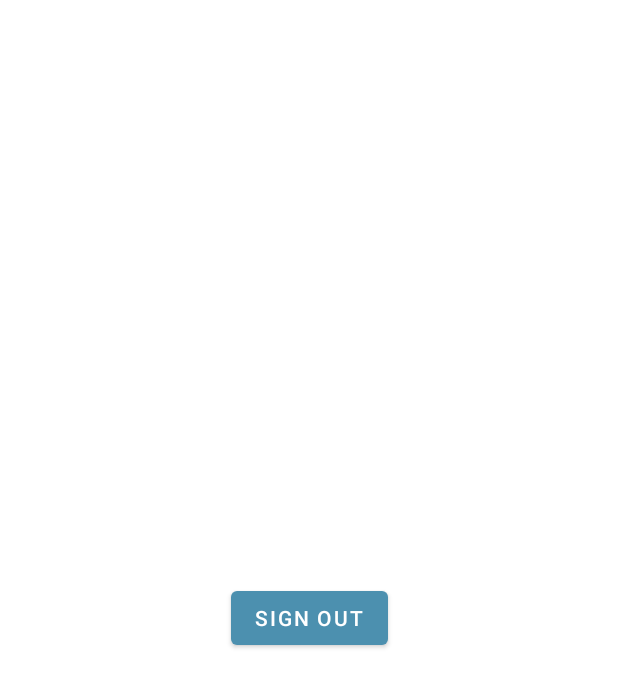
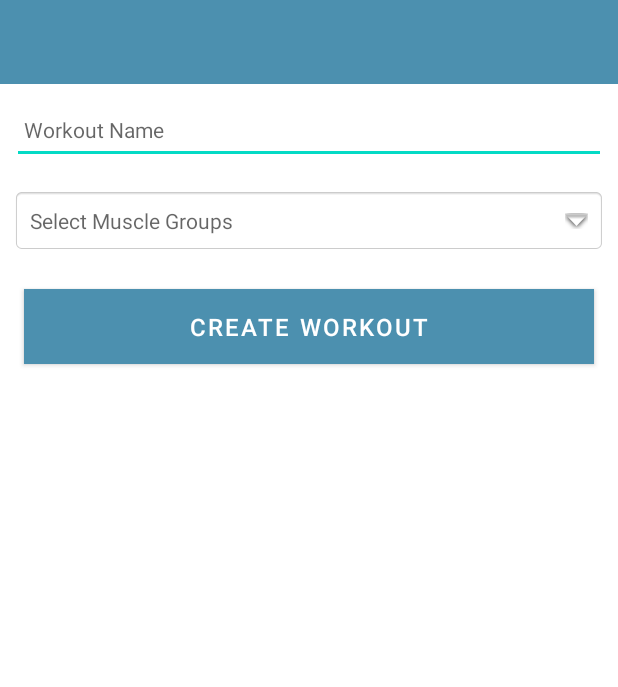
Before and after one commit to kryanbeane/strongr, an Android app: the screen it shows after launch once a user with an empty profile is signed in (WorkoutActivity), on a phone screen of 412 x 824 dp. Shown: the top 687 px of the screen. Run offline under Robolectric (Android 15) with nearby library versions, the light colour scheme and no system bars; our stand-ins replace Firebase (no records; nobody signed in at launch, a user with empty details on screens opened directly); 1 statement that could not run was skipped.

Commit message:
feat: added workout creation

```diff
--- a/app/build.gradle
+++ b/app/build.gradle
@@ -59,7 +59,6 @@ dependencies {
     // Masked edit text - might remove later currently unused
     implementation 'io.github.vicmikhailau:MaskedEditText:4.0.7'
     implementation 'com.google.android.material:material:1.7.0'
-    implementation 'com.github.ajalt:timberkt:1.5.1'
     implementation 'androidx.core:core-ktx:1.9.0'
     implementation 'androidx.appcompat:appcompat:1.5.1'
     implementation 'com.google.android.material:material:1.7.0'
--- a/app/src/main/AndroidManifest.xml
+++ b/app/src/main/AndroidManifest.xml
@@ -11,7 +11,9 @@
         android:supportsRtl="true"
         android:theme="@style/Theme.Strongr"
         tools:targetApi="31">
-
+        <activity
+            android:name=".WorkoutListActivity"
+            android:exported="false" />
         <activity
             android:name=".activities.LoginActivity"
             android:exported="true">
@@ -25,4 +27,5 @@
             android:name=".activities.WorkoutActivity"
             android:exported="false" />
     </application>
+
 </manifest>
--- a/app/src/main/java/com/strongr/activities/WorkoutActivity.kt
+++ b/app/src/main/java/com/strongr/activities/WorkoutActivity.kt
@@ -1,29 +1,47 @@
 package com.strongr.activities
 
-import android.content.Intent
-import androidx.appcompat.app.AppCompatActivity
+import android.content.DialogInterface
 import android.os.Bundle
 import android.util.Log
+import android.widget.TextView
+import android.widget.Toast
+import androidx.appcompat.app.AlertDialog
+import androidx.appcompat.app.AppCompatActivity
+import com.google.android.material.snackbar.Snackbar
 import com.google.firebase.auth.FirebaseAuth
-import com.google.firebase.auth.ktx.auth
-import com.google.firebase.ktx.Firebase
 import com.strongr.R
+import com.strongr.controllers.FirebaseController
 import com.strongr.databinding.ActivityWorkoutBinding
+import java.util.*
+import kotlin.collections.ArrayList
+
 
 class WorkoutActivity : AppCompatActivity() {
     private lateinit var binding: ActivityWorkoutBinding
+    private lateinit var dbController: FirebaseController
+    private val tag = "WORKOUT ACTIVITY"
     override fun onCreate(savedInstanceState: Bundle?) {
         super.onCreate(savedInstanceState)
-        setContentView(R.layout.activity_workout)
+        binding = ActivityWorkoutBinding.inflate(layoutInflater)
+        setContentView(binding.root)
+        dbController = FirebaseController()
 
-        binding = ActivityWorkoutBinding.inflate(layoutInflater)
-        binding.logOut.setOnClickListener {
-            Firebase.auth.signOut()
 
-            val intent = Intent(this, LoginActivity::class.java)
-            startActivity(intent)
-            Log.d("Workout Activity", "User logged out")
+        binding.createWorkout.setOnClickListener {
+            Snackbar.make(binding.root, "Workout created ${FirebaseAuth.getInstance().currentUser.toString()}", Snackbar.LENGTH_LONG).show()
+            dbController.addWorkout(binding.workoutName.text.toString())
+            Log.d(tag, "Workout added")
         }
+
+
+
+//        binding.logOut.setOnClickListener {
+//            Firebase.auth.signOut()
+//
+//            val intent = Intent(this, LoginActivity::class.java)
+//            startActivity(intent)
+//            Timber.tag("Workout Activity").d("User logged out")
+//        }
 
     }
 }
--- a/app/src/main/java/com/strongr/models/WorkoutModel.kt
+++ b/app/src/main/java/com/strongr/models/WorkoutModel.kt
@@ -5,6 +5,6 @@ import kotlin.collections.ArrayList
 
 data class WorkoutModel(
     var name: String,
-    var targetMuscleGroups: ArrayList<String>,
-    var exercises: ArrayList<ExerciseModel>
+    var targetMuscleGroups: ArrayList<String> = arrayListOf(),
+    var exercises: ArrayList<ExerciseModel> = arrayListOf()
 )
--- a/app/src/main/res/layout/activity_workout.xml
+++ b/app/src/main/res/layout/activity_workout.xml
@@ -7,16 +7,77 @@
     android:layout_height="match_parent"
     tools:context="com.strongr.activities.WorkoutActivity">
 
-    <Button
-        android:id="@+id/logOut"
-        android:layout_width="wrap_content"
+    <RelativeLayout
+        android:layout_width="match_parent"
         android:layout_height="wrap_content"
         app:layout_constraintBottom_toBottomOf="parent"
-        app:layout_constraintEnd_toEndOf="parent"
-        app:layout_constraintStart_toStartOf="parent"
-        app:layout_constraintTop_toTopOf="parent"
-        android:text="Sign Out"/>
+        app:layout_constraintTop_toTopOf="parent">
 
+        <com.google.android.material.appbar.AppBarLayout
+            android:id="@+id/appBarLayout"
+            android:layout_width="match_parent"
+            android:layout_height="wrap_content"
+            android:background="@color/colorAccent"
+            android:fitsSystemWindows="true"
+            app:elevation="0dip"
+            app:theme="@style/ThemeOverlay.AppCompat.Dark.ActionBar">
 
+            <androidx.appcompat.widget.Toolbar
+                android:id="@+id/toolbarAdd"
+                android:layout_width="match_parent"
+                android:layout_height="wrap_content"
+                app:titleTextColor="@color/colorPrimary" />
+        </com.google.android.material.appbar.AppBarLayout>
 
+        <ScrollView
+            android:layout_width="match_parent"
+            android:layout_height="match_parent"
+            android:layout_below="@id/appBarLayout"
+            android:fillViewport="true">
+
+            <LinearLayout
+                android:layout_width="match_parent"
+                android:layout_height="wrap_content"
+                android:orientation="vertical">
+
+                <EditText
+                    android:id="@+id/workoutName"
+                    android:layout_width="match_parent"
+                    android:layout_height="45dp"
+                    android:layout_margin="8dp"
+                    android:autofillHints="hint"
+                    android:hint="@string/workout_name"
+                    android:inputType="text"
+                    android:maxLength="25"
+                    android:maxLines="1"
+                    android:padding="8dp"
+                    android:textColor="@color/colorPrimaryDark"
+                    android:textSize="14sp" />
+
+                <TextView
+                    android:id="@+id/textView"
+                    android:layout_width="match_parent"
+                    android:layout_height="wrap_content"
+                    android:layout_margin="8dp"
+                    android:background="@android:drawable/editbox_background"
+                    android:drawablePadding="16dp"
+                    android:hint="@string/select_muscle_groups"
+                    android:padding="12dp"
+                    app:drawableRightCompat="@android:drawable/arrow_down_float" />
+
+                <Button
+                    android:id="@+id/createWorkout"
+                    android:layout_width="match_parent"
+                    android:layout_height="wrap_content"
+                    android:layout_margin="16dp"
+                    android:background="@color/colorAccent"
+                    android:paddingTop="8dp"
+                    android:paddingBottom="8dp"
+                    android:text="@string/create_workout"
+                    android:textColor="@color/colorPrimary"
+                    android:textSize="16sp" />
+            </LinearLayout>
+        </ScrollView>
+
+    </RelativeLayout>
 </androidx.constraintlayout.widget.ConstraintLayout>
--- a/app/src/main/res/values/strings.xml
+++ b/app/src/main/res/values/strings.xml
@@ -12,4 +12,7 @@
     <string name="signUpMessage"><b>Sign Up for STRONGR</b></string>
     <string name="slogan">Create an account, create custom workouts, achieve your fitness goals, and more.</string>
     <string name="login">login</string>
+    <string name="workout_name">Workout Name</string>
+    <string name="create_workout">Create Workout</string>
+    <string name="select_muscle_groups">Select Muscle Groups</string>
 </resources>
```
Also changed, not shown: app/src/main/java/com/strongr/activities/LoginActivity.kt (+35 -26 lines), app/src/main/java/com/strongr/activities/WorkoutListActivity.kt (added, +12 -0 lines), app/src/main/java/com/strongr/controllers/FirebaseController.kt (+46 -17 lines), app/src/main/java/com/strongr/main/MainApp.kt (added, +15 -0 lines), app/src/main/java/com/strongr/models/TraineeModel.kt (+22 -0 lines), app/src/main/res/layout/activity_workout_list.xml (added, +25 -0 lines).
